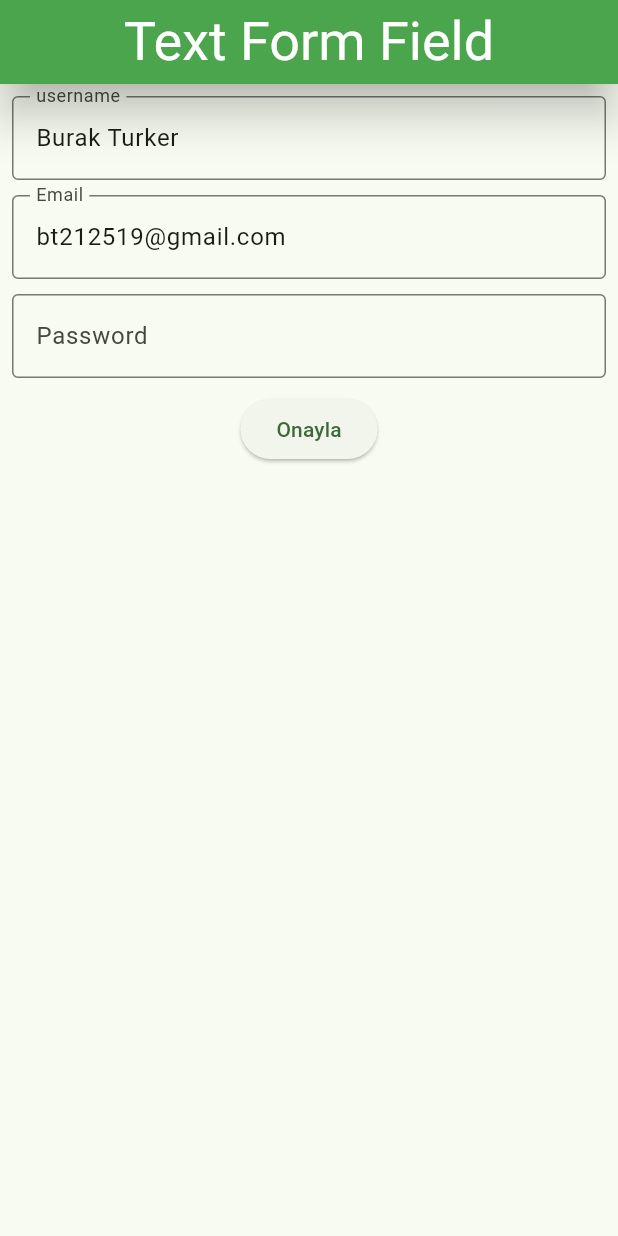
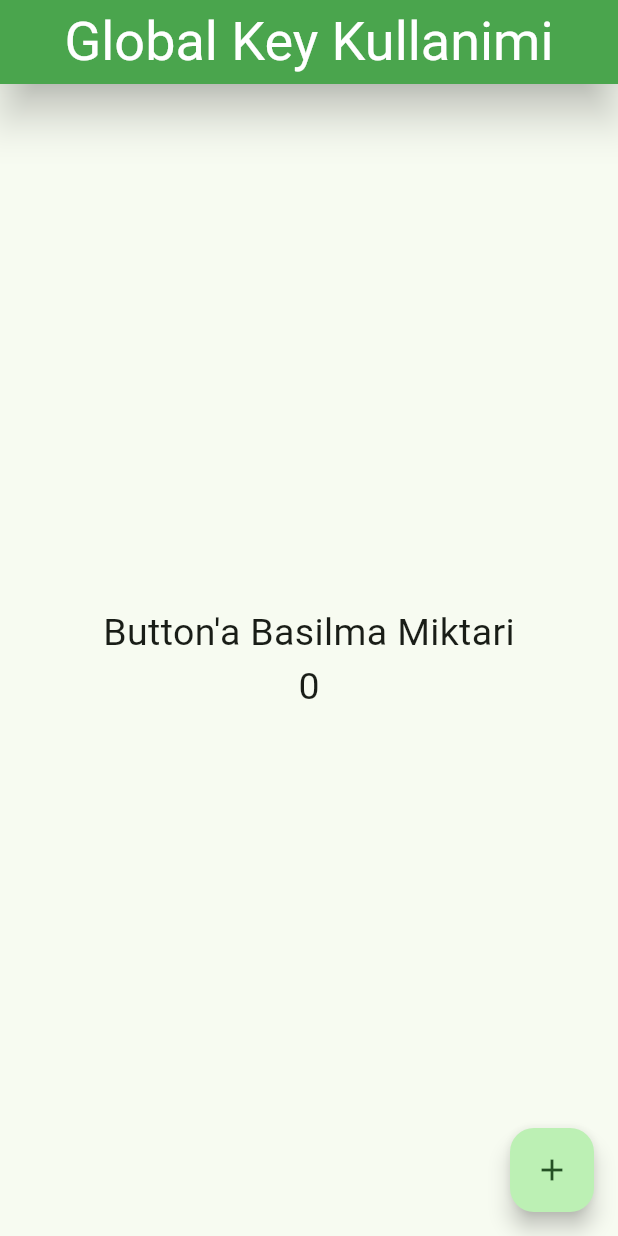
Before and after one commit to BurakTurker1/Flutter_inputs, a Flutter app: the screen it shows after launch, on a phone screen of 412 x 824 dp. Run offline on Flutter 3.47's test engine with Material 3 defaults, Android fonts, the phone set to English and light mode, and no system bars; our stand-ins replace email_validator, flutter_pw_validator.

Commit message:
global key ile ilgili örnek.

```diff
--- /dev/null
+++ b/lib/global_key_kullanimi.dart
@@ -0,0 +1,36 @@
+import 'package:flutter/material.dart';
+import 'package:flutter_inputs/sayac_widget.dart';
+
+class GlobalKeyKullanimi extends StatelessWidget {
+  GlobalKeyKullanimi({super.key});
+  final _sayacKey = GlobalKey<sayacWidgetState>();
+
+  @override
+  Widget build(BuildContext context) {
+    return Scaffold(
+      appBar: AppBar(
+        title: Text('Global Key Kullanimi'),
+      ),
+      body: Center(
+        child: Column(
+          mainAxisAlignment: MainAxisAlignment.center,
+          children: [
+            Text(
+              "Button'a Basilma Miktari",
+              style: TextStyle(fontSize: 25),
+            ),
+            sayacWidget(
+              key: _sayacKey,
+            ),
+          ],
+        ),
+      ),
+      floatingActionButton: FloatingActionButton(
+        onPressed: () {
+          _sayacKey.currentState!.arttir();
+        },
+        child: Icon(Icons.add),
+      ),
+    );
+  }
+}
--- a/lib/main.dart
+++ b/lib/main.dart
@@ -1,4 +1,5 @@
 import 'package:flutter/material.dart';
+import 'package:flutter_inputs/global_key_kullanimi.dart';
 import 'package:flutter_inputs/text_field_islemleri.dart';
 import 'package:flutter_inputs/text_form_field.dart';
 
@@ -21,7 +22,8 @@ class MyApp extends StatelessWidget {
             shadowColor: Colors.black,
             elevation: 12 ),
       ),
-      home: Text_Form_Field(),
+      home: GlobalKeyKullanimi(),
+      //Text_Form_Field(),
       //Text_Field_islemleri(),
     );
   }
--- /dev/null
+++ b/lib/sayac_widget.dart
@@ -0,0 +1,25 @@
+import 'package:flutter/material.dart';
+
+class sayacWidget extends StatefulWidget {
+  sayacWidget({super.key});
+
+  @override
+  State<sayacWidget> createState() => sayacWidgetState();
+}
+
+class sayacWidgetState extends State<sayacWidget> {
+  int _sayac = 0;
+  void arttir() {
+    setState(() {
+      _sayac++;
+    });
+  }
+
+  @override
+  Widget build(BuildContext context) {
+    return Text(
+      _sayac.toString(),
+      style: TextStyle(fontSize: 25),
+    );
+  }
+}
```
